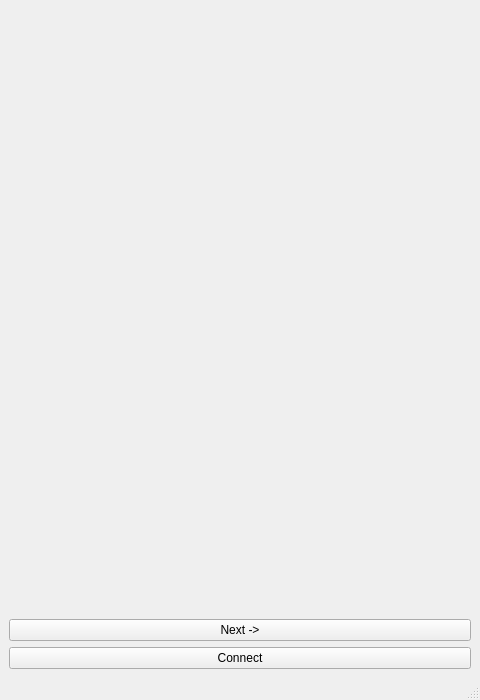
Qt form mainwindow.ui (Abul2000a/Client) before a commit.
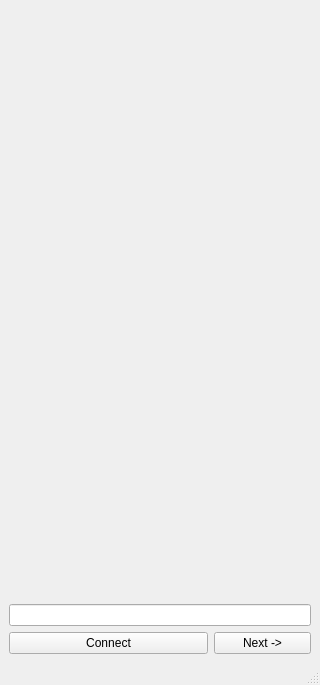
The same form after that commit.

Patch:
```diff
--- a/mainwindow.ui
+++ b/mainwindow.ui
@@ -6,8 +6,8 @@
    <rect>
     <x>0</x>
     <y>0</y>
-    <width>480</width>
-    <height>700</height>
+    <width>320</width>
+    <height>685</height>
    </rect>
   </property>
   <property name="windowTitle">
@@ -15,21 +15,31 @@
   </property>
   <widget class="QWidget" name="centralwidget">
    <layout class="QGridLayout" name="gridLayout">
-    <item row="0" column="0">
+    <item row="0" column="0" colspan="3">
      <widget class="QLabel" name="label">
       <property name="text">
        <string/>
       </property>
      </widget>
     </item>
-    <item row="1" column="0">
+    <item row="4" column="2">
      <widget class="QPushButton" name="pushButton_2">
       <property name="text">
        <string>Next -&gt;</string>
       </property>
      </widget>
     </item>
-    <item row="2" column="0">
+    <item row="2" column="0" colspan="3">
+     <widget class="QLineEdit" name="lineEdit">
+      <property name="inputMask">
+       <string/>
+      </property>
+      <property name="text">
+       <string/>
+      </property>
+     </widget>
+    </item>
+    <item row="4" column="0" colspan="2">
      <widget class="QPushButton" name="pushButton">
       <property name="text">
        <string>Connect</string>
```
Left out of the diff: 2 changed lines with no effect on the pictures.
